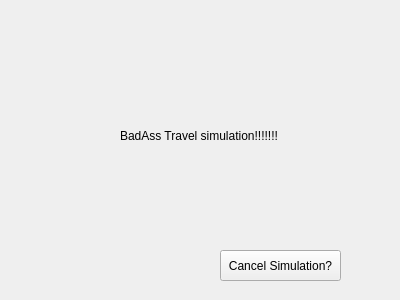
brivero0/TeamMagmar, file EuropeanVacation/ttravelsimulation.ui: the form before one commit.
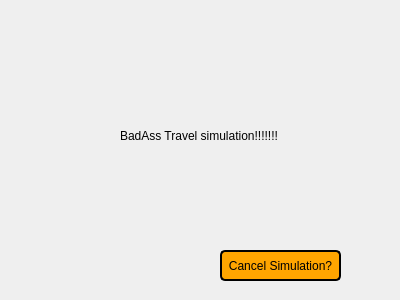
The form after the commit.

```diff
--- a/EuropeanVacation/ttravelsimulation.ui
+++ b/EuropeanVacation/ttravelsimulation.ui
@@ -35,6 +35,13 @@
      <height>31</height>
     </rect>
    </property>
+   <property name="styleSheet">
+    <string notr="true">background-color:#ffa500;
+border-style: solid;
+border-color: black;
+border-width: 2px;
+border-radius: 5px;</string>
+   </property>
    <property name="text">
     <string>Cancel Simulation?</string>
    </property>
```
